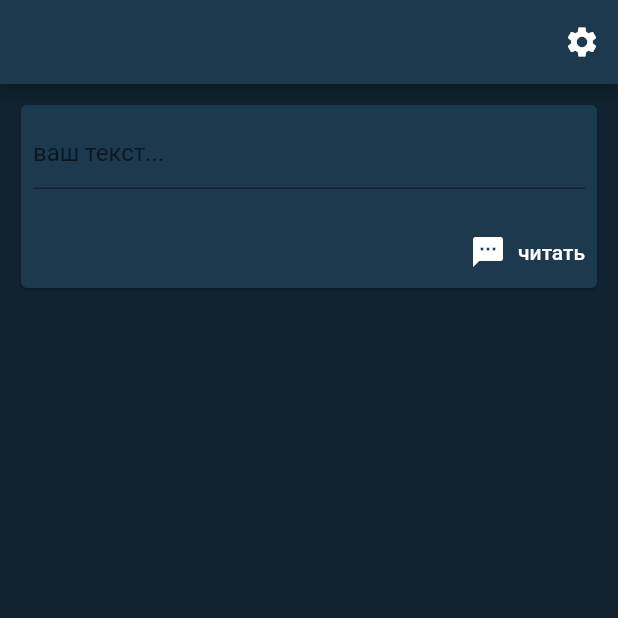
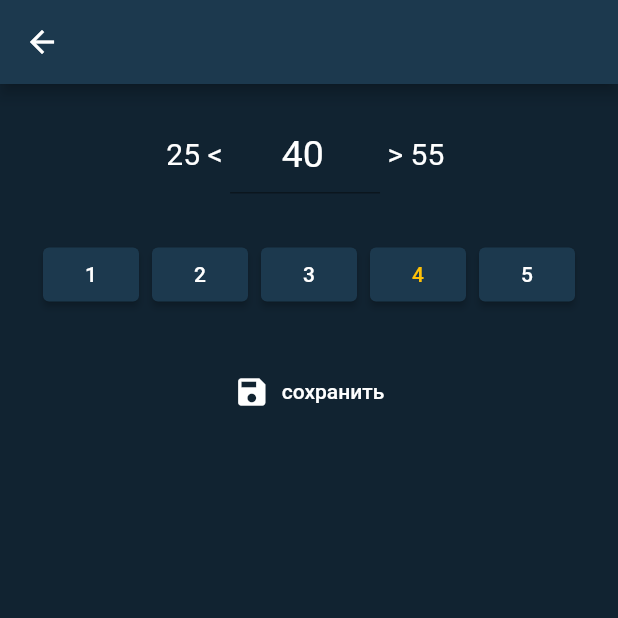
Before and after one commit to SteveChepaykin/freeder, a Flutter app: the screen it shows after launch, after a tap on the "settings" icon, on a phone screen of 412 x 824 dp, the top half of it. Run offline on Flutter 3.47's test engine with Material 2 defaults, Android fonts, the phone set to English and light mode, and no system bars; our stand-ins replace get, sliding_up_panel, sqflite; accounts and stored records are empty.

Commit message:
most functions working

```diff
--- a/lib/TEXT.dart
+++ /dev/null
@@ -1,2 +0,0 @@
-const String texttt =
-    "Lorem ipsum dolor sit amet, consectetur adipiscing elit. Mauris ullamcorper hendrerit egestas. Donec vitae facilisis nulla. Duis ultricies urna nunc, id sagittis orci hendrerit id. Praesent bibendum, odio quis commodo tempus, elit ipsum aliquam urna, a tempus ante ipsum ac enim. Etiam nec lorem ultricies, euismod massa eget, malesuada lacus. Proin quis ipsum lacinia, imperdiet mi nec, sagittis odio. Proin et placerat sapien. Vivamus ultricies nisl nec velit hendrerit, at rutrum libero imperdiet. Nulla sollicitudin semper dui, eget viverra leo ultrices vel. Morbi sodales luctus ex, at euismod risus luctus vel. Integer tempor ligula viverra bibendum mattis. Duis vel tellus faucibus, egestas nulla et, varius felis. Nam sit amet elit at ante ultrices porttitor. Maecenas elementum, magna vitae malesuada suscipit, elit est vulputate enim, in venenatis massa sapien a purus. Interdum et malesuada fames ac ante ipsum primis in faucibus. Proin in diam consectetur, rhoncus enim vel, bibendum leo. Sed commodo nulla et elit ullamcorper malesuada. Duis ante purus, faucibus at hendrerit vitae, posuere pellentesque metus. Sed orci neque, porta pretium auctor vitae, venenatis eget leo. Proin fermentum ultricies lorem, et vehicula purus efficitur in. Donec id diam in mauris sodales convallis vel ut eros. Donec congue enim sed dapibus.";
--- /dev/null
+++ b/lib/controllers/state_controller.dart
@@ -0,0 +1,42 @@
+import 'package:get/get.dart';
+
+class StateController extends GetxController {
+  int textSize = 40;
+  int speed = 4;
+
+  final Map<int, Map<String, int>> speedsMap = {
+    1: {
+      'short': 1300,
+      'medium': 1700,
+      'long': 2100,
+    },
+    2: {
+      'short': 1150,
+      'medium': 1550,
+      'long': 1950,
+    },
+    3: {
+      'short': 1000,
+      'medium': 1400,
+      'long': 1800,
+    },
+    4: {
+      'short': 800,
+      'medium': 1200,
+      'long': 1600,
+    },
+    5: {
+      'short': 500,
+      'medium': 900,
+      'long': 1300,
+    },
+  };
+
+  void changeSpeed(int value) {
+    if(1 <= (speed += value) && (speed += value) <= 5) speed += value;
+  }
+
+  void changeFontSize(int newsize) {
+    if(25<newsize && newsize<55) textSize = newsize;
+  }
+}
--- a/lib/main.dart
+++ b/lib/main.dart
@@ -1,8 +1,13 @@
 import 'package:flutter/material.dart';
+import 'package:get/get.dart';
+import 'package:starange_reader/controllers/state_controller.dart';
 import 'package:starange_reader/screens/reader_screen.dart';
 import 'package:starange_reader/screens/texts_screen.dart';
 
-void main() {
+void main() async {
+  WidgetsFlutterBinding.ensureInitialized();
+  var stcont = StateController();
+  Get.put<StateController>(stcont);
   runApp(const MyApp());
 }
 
--- a/lib/screens/settings_screen.dart
+++ b/lib/screens/settings_screen.dart
@@ -0,0 +1,111 @@
+import 'package:flutter/material.dart';
+import 'package:get/get.dart';
+import 'package:starange_reader/controllers/state_controller.dart';
+
+class SettingsScreen extends StatefulWidget {
+  const SettingsScreen({Key? key}) : super(key: key);
+
+  @override
+  State<SettingsScreen> createState() => _SettingsScreenState();
+}
+
+class _SettingsScreenState extends State<SettingsScreen> {
+  final TextEditingController cont = TextEditingController();
+  late int spd;
+
+  @override
+  void initState() {
+    var a = Get.find<StateController>();
+    cont.text = a.textSize.toString();
+    spd = a.speed;
+    super.initState();
+  }
+
+  @override
+  Widget build(BuildContext context) {
+    return Scaffold(
+      backgroundColor: const Color.fromARGB(255, 17, 35, 49),
+      appBar: AppBar(
+        backgroundColor: const Color.fromARGB(255, 28, 57, 78),
+      ),
+      body: SingleChildScrollView(
+        child: Padding(
+          padding: const EdgeInsets.all(20.0),
+          child: Column(
+            children: [
+              Row(
+                mainAxisAlignment: MainAxisAlignment.center,
+                children: [
+                  const Text(
+                    "25 < ",
+                    style: TextStyle(color: Colors.white, fontSize: 20),
+                  ),
+                  SizedBox(
+                    width: 100,
+                    child: TextField(
+                      textAlign: TextAlign.center,
+                      controller: cont,
+                      keyboardType: TextInputType.number,
+                      decoration: const InputDecoration(
+                        border: UnderlineInputBorder(borderSide: BorderSide(color: Colors.white)),
+                      ),
+                      style: const TextStyle(color: Colors.white, fontSize: 25),
+                    ),
+                  ),
+                  const Text(
+                    " > 55 ",
+                    style: TextStyle(color: Colors.white, fontSize: 20),
+                  ),
+                ],
+              ),
+              const SizedBox(
+                height: 30,
+              ),
+              Row(
+                mainAxisAlignment: MainAxisAlignment.spaceEvenly,
+                children: [
+                  butn(1),
+                  butn(2),
+                  butn(3),
+                  butn(4),
+                  butn(5),
+                ],
+              ),
+              const SizedBox(
+                height: 30,
+              ),
+              TextButton.icon(
+                onPressed: () {
+                  var a = Get.find<StateController>();
+                  a.changeFontSize(int.parse(cont.text));
+                  a.changeSpeed(spd);
+                  Navigator.pop(context);
+                },
+                icon: const Icon(Icons.save, color: Colors.white,),
+                label: const Text('сохранить', style: TextStyle(color: Colors.white),),
+              ),
+            ],
+          ),
+        ),
+      ),
+    );
+  }
+
+  Widget butn(int v) {
+    return ElevatedButton(
+      // style: ButtonStyle(backgroundColor: const Color.fromARGB(255, 28, 57, 78),),
+      style: ButtonStyle(backgroundColor: MaterialStateProperty.all(const Color.fromARGB(255, 28, 57, 78))),
+      onPressed: () {
+        setState(() {
+          spd = v;
+        });
+      },
+      child: Text(
+        v.toString(),
+        style: TextStyle(
+          color: spd == v ? Colors.amber : Colors.white,
+        ),
+      ),
+    );
+  }
+}
--- a/lib/screens/texts_screen.dart
+++ b/lib/screens/texts_screen.dart
@@ -1,8 +1,8 @@
 import 'package:flutter/material.dart';
-import 'package:starange_reader/TEXT.dart';
 import 'package:starange_reader/database/texts_database.dart';
 import 'package:starange_reader/models/saved_text_model.dart';
 import 'package:starange_reader/screens/reader_screen.dart';
+import 'package:starange_reader/screens/settings_screen.dart';
 import 'package:starange_reader/widgets/input_card.dart';
 import 'package:starange_reader/widgets/saved_text_tile.dart';
 
@@ -50,7 +50,7 @@ class _TextsScreenState extends State<TextsScreen> {
         actions: [
           IconButton(
             onPressed: () {
-              // textpauser();
+              Navigator.push(context, MaterialPageRoute(builder: (ctx) => const SettingsScreen()));
             },
             icon: const Icon(Icons.settings),
           )
@@ -66,17 +66,37 @@ class _TextsScreenState extends State<TextsScreen> {
                 height: 30,
               ),
               GridView(
-                padding: const EdgeInsets.all(10),
+                padding: const EdgeInsets.symmetric(vertical: 10),
                 controller: scrollcont,
                 shrinkWrap: true,
                 gridDelegate: SliverGridDelegateWithMaxCrossAxisExtent(
                   maxCrossAxisExtent: MediaQuery.of(context).size.width * 0.5,
-                  childAspectRatio: 5 / 8,
-                  crossAxisSpacing: 20,
-                  mainAxisSpacing: 20,
+                  childAspectRatio: 6 / 10,
+                  crossAxisSpacing: 10,
+                  mainAxisSpacing: 10,
                 ),
                 children: [
-                  ...savedtexts.map((st) => SavedTextTile(st: st)).toList()
+                  ...savedtexts
+                      .map(
+                        (st) => GestureDetector(
+                          onTap: () {
+                            Navigator.push(
+                              context,
+                              MaterialPageRoute(
+                                builder: (context) => ReaderScreen(
+                                  textid: st.id!,
+                                ),
+                              ),
+                            );
+                          },
+                          onLongPress: () {
+                            TextsDatabase.instance.delete(st.id!);
+                            setState(() {});
+                          },
+                          child: SavedTextTile(st: st),
+                        ),
+                      )
+                      .toList()
                   // tile(),
                 ],
               ),
--- a/lib/widgets/input_card.dart
+++ b/lib/widgets/input_card.dart
@@ -4,7 +4,7 @@ import 'package:starange_reader/models/saved_text_model.dart';
 import 'package:starange_reader/screens/reader_screen.dart';
 
 class InputCard extends StatelessWidget {
-  InputCard({ Key? key }) : super(key: key);
+  InputCard({Key? key}) : super(key: key);
 
   final TextEditingController editcont = TextEditingController();
 
@@ -18,12 +18,16 @@ class InputCard extends StatelessWidget {
           Padding(
             padding: const EdgeInsets.all(8.0),
             child: TextField(
-              style: TextStyle(
+              style: const TextStyle(
                 color: Colors.white,
               ),
               decoration: const InputDecoration(
-                hintText: 'ваш текст...',
-              ),
+                  hintText: 'ваш текст...',
+                  hintStyle: TextStyle(color: Colors.white38),
+                  border: UnderlineInputBorder(
+                      borderSide: BorderSide(
+                    color: Color.fromARGB(255, 17, 35, 49),
+                  ))),
               // enabled: false,
               controller: editcont,
               maxLines: 20,
@@ -35,12 +39,14 @@ class InputCard extends StatelessWidget {
           ),
           TextButton.icon(
             onPressed: () async {
-              int id = await addText(editcont.text);
               if (editcont.text.isNotEmpty) {
+                int id = await addText(editcont.text);
                 Navigator.push(
                   context,
                   MaterialPageRoute(
-                    builder: (context) => ReaderScreen(textid: id,),
+                    builder: (context) => ReaderScreen(
+                      textid: id,
+                    ),
                   ),
                 );
               }
--- a/pubspec.yaml
+++ b/pubspec.yaml
@@ -38,6 +38,7 @@ dependencies:
   sqflite: ^2.0.2
   intl: ^0.17.0
   flutter_inset_box_shadow: ^1.0.7
+  get: ^4.6.1
 
 dev_dependencies:
   flutter_test:
```
Also changed, not shown: lib/screens/edit_screen.dart (added, +62 -0 lines), lib/screens/reader_screen.dart (+48 -38 lines), lib/widgets/saved_text_tile.dart (+17 -15 lines), pubspec.lock.
